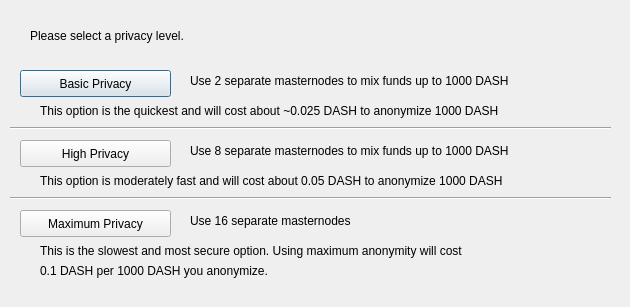
barrystyle/SUQA-0.17.1, file src/qt/forms/darksendconfig.ui: the form before one commit.
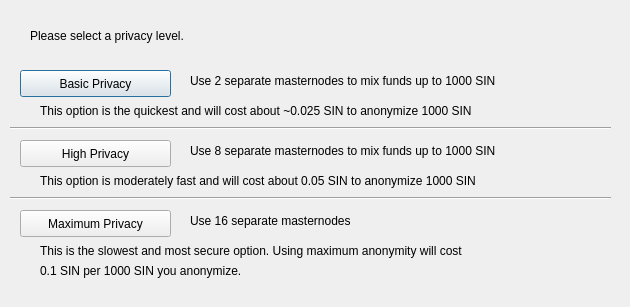
The form after the commit.

Commit message: DASH strings changed to SIN.

The edit to the form file:
```diff
--- a/src/qt/forms/darksendconfig.ui
+++ b/src/qt/forms/darksendconfig.ui
@@ -75,7 +75,7 @@
     </rect>
    </property>
    <property name="text">
-    <string>Use 2 separate masternodes to mix funds up to 1000 DASH</string>
+    <string>Use 2 separate masternodes to mix funds up to 1000 SIN</string>
    </property>
   </widget>
   <widget class="QLabel" name="label_3">
@@ -88,7 +88,7 @@
     </rect>
    </property>
    <property name="text">
-    <string>Use 8 separate masternodes to mix funds up to 1000 DASH</string>
+    <string>Use 8 separate masternodes to mix funds up to 1000 SIN</string>
    </property>
   </widget>
   <widget class="QLabel" name="label_4">
@@ -114,7 +114,7 @@
     </rect>
    </property>
    <property name="text">
-    <string>This option is the quickest and will cost about ~0.025 DASH to anonymize 1000 DASH</string>
+    <string>This option is the quickest and will cost about ~0.025 SIN to anonymize 1000 SIN</string>
    </property>
   </widget>
   <widget class="QLabel" name="label_7">
@@ -127,7 +127,7 @@
     </rect>
    </property>
    <property name="text">
-    <string>This option is moderately fast and will cost about 0.05 DASH to anonymize 1000 DASH</string>
+    <string>This option is moderately fast and will cost about 0.05 SIN to anonymize 1000 SIN</string>
    </property>
   </widget>
   <widget class="QLabel" name="label_8">
@@ -153,7 +153,7 @@
     </rect>
    </property>
    <property name="text">
-    <string>0.1 DASH per 1000 DASH you anonymize.</string>
+    <string>0.1 SIN per 1000 SIN you anonymize.</string>
    </property>
   </widget>
   <widget class="Line" name="line">
```
